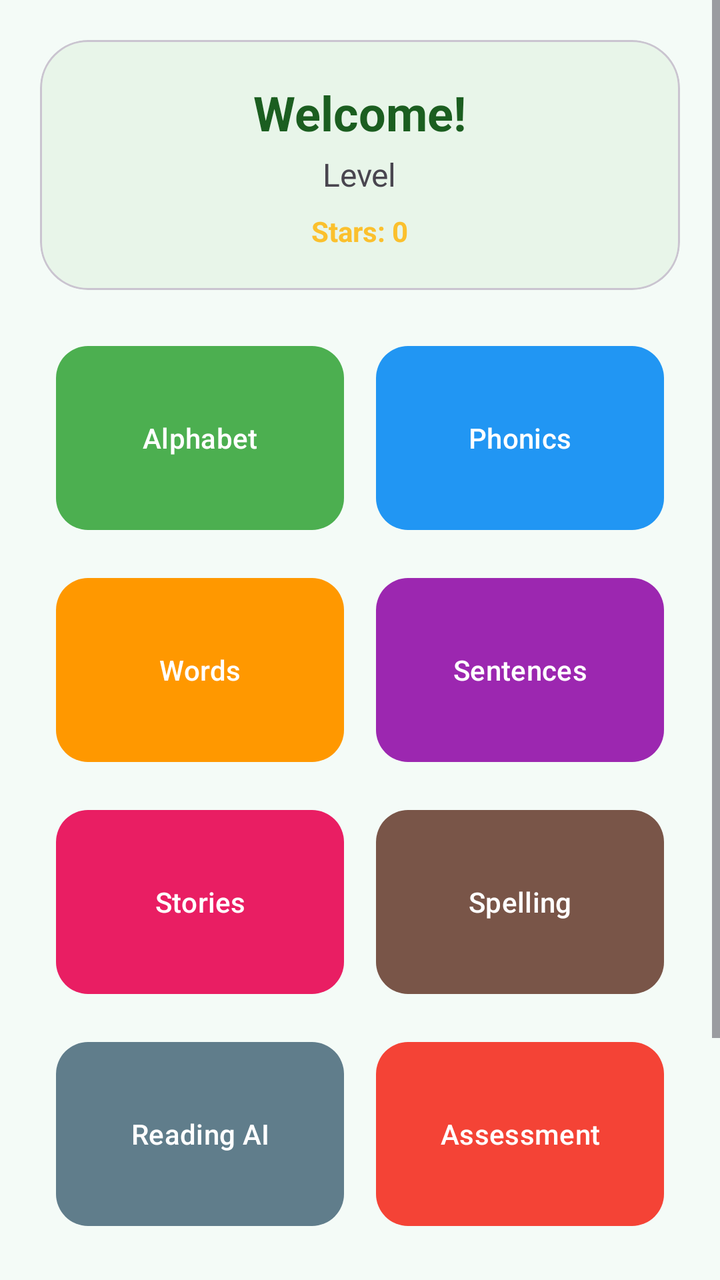
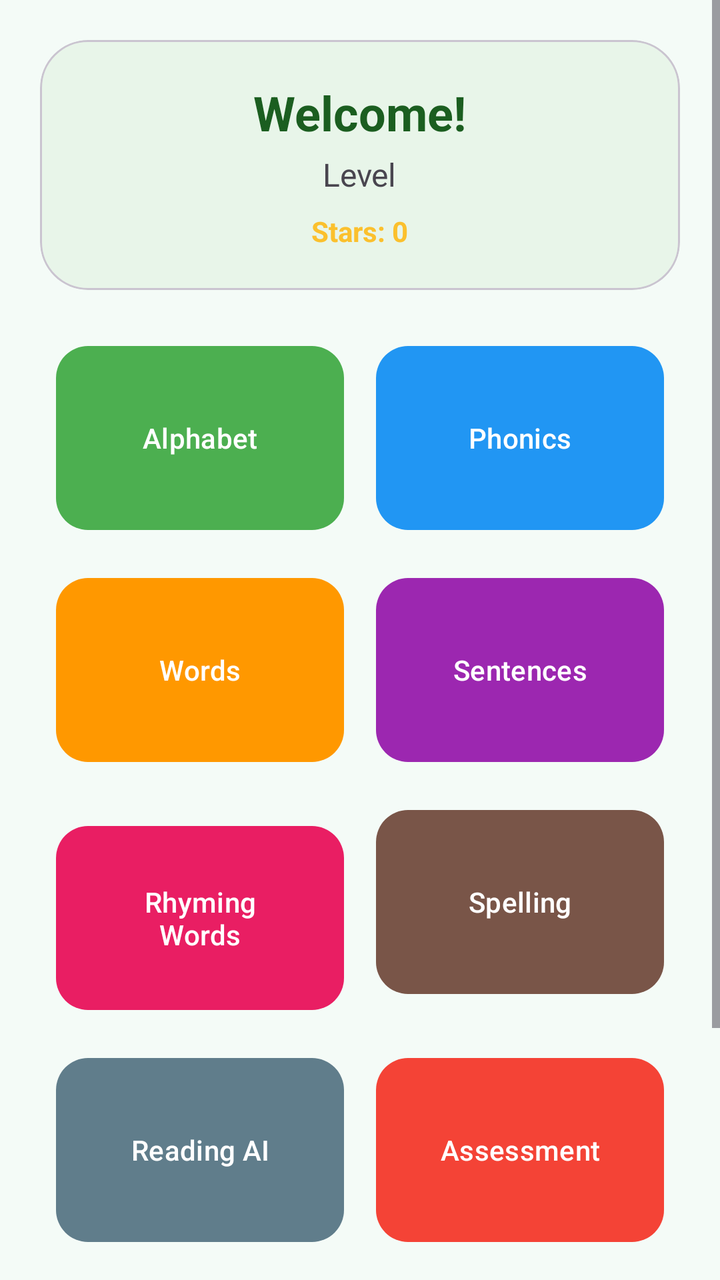

Screens rendered from an Android XML layout before and after an edit, with the pre-edit source and the edit as a unified diff.
<!-- AndroidManifest.xml: application theme Theme.Casanesapps3 -->
<!-- res/layout/activity_student_dashboard.xml -->
<?xml version="1.0" encoding="utf-8"?>
<ScrollView xmlns:android="http://schemas.android.com/apk/res/android"
    xmlns:app="http://schemas.android.com/apk/res-auto"
    android:layout_width="match_parent"
    android:layout_height="match_parent"
    android:fillViewport="true"
    android:background="#F4FBF7">

    <LinearLayout
        android:layout_width="match_parent"
        android:layout_height="wrap_content"
        android:orientation="vertical"
        android:padding="20dp"
        android:gravity="center_horizontal">

        <com.google.android.material.card.MaterialCardView
            android:layout_width="match_parent"
            android:layout_height="wrap_content"
            android:layout_marginBottom="16dp"
            app:cardCornerRadius="24dp"
            app:cardBackgroundColor="#E8F5E9">

            <LinearLayout
                android:layout_width="match_parent"
                android:layout_height="wrap_content"
                android:orientation="vertical"
                android:padding="20dp"
                android:gravity="center">

                <TextView
                    android:id="@+id/tvWelcome"
                    android:layout_width="wrap_content"
                    android:layout_height="wrap_content"
                    android:text="Welcome!"
                    android:textSize="24sp"
                    android:textStyle="bold"
                    android:textColor="#1B5E20"/>

                <TextView
                    android:id="@+id/tvGrade"
                    android:layout_width="wrap_content"
                    android:layout_height="wrap_content"
                    android:text="Level"
                    android:textSize="16sp"
                    android:layout_marginTop="4dp"/>

                <TextView
                    android:id="@+id/tvStars"
                    android:layout_width="wrap_content"
                    android:layout_height="wrap_content"
                    android:text="Stars: 0"
                    android:textStyle="bold"
                    android:textColor="#FBC02D"
                    android:layout_marginTop="8dp"/>
            </LinearLayout>
        </com.google.android.material.card.MaterialCardView>

        <GridLayout
            android:layout_width="match_parent"
            android:layout_height="wrap_content"
            android:columnCount="2"
            android:alignmentMode="alignMargins">

            <com.google.android.material.button.MaterialButton
                android:id="@+id/btnAlphabet"
                android:layout_width="0dp"
                android:layout_height="100dp"
                android:layout_columnWeight="1"
                android:layout_margin="8dp"
                android:text="Alphabet"
                app:backgroundTint="#4CAF50"
                app:cornerRadius="16dp"/>

            <com.google.android.material.button.MaterialButton
                android:id="@+id/btnPhonics"
                android:layout_width="0dp"
                android:layout_height="100dp"
                android:layout_columnWeight="1"
                android:layout_margin="8dp"
                android:text="Phonics"
                app:backgroundTint="#2196F3"
                app:cornerRadius="16dp"/>

            <com.google.android.material.button.MaterialButton
                android:id="@+id/btnWords"
                android:layout_width="0dp"
                android:layout_height="100dp"
                android:layout_columnWeight="1"
                android:layout_margin="8dp"
                android:text="Words"
                app:backgroundTint="#FF9800"
                app:cornerRadius="16dp"/>

            <com.google.android.material.button.MaterialButton
                android:id="@+id/btnSentences"
                android:layout_width="0dp"
                android:layout_height="100dp"
                android:layout_columnWeight="1"
                android:layout_margin="8dp"
                android:text="Sentences"
                app:backgroundTint="#9C27B0"
                app:cornerRadius="16dp"/>

            <com.google.android.material.button.MaterialButton
                android:id="@+id/btnStories"
                android:layout_width="0dp"
                android:layout_height="100dp"
                android:layout_columnWeight="1"
                android:layout_margin="8dp"
                android:text="Stories"
                app:backgroundTint="#E91E63"
                app:cornerRadius="16dp"/>

            <com.google.android.material.button.MaterialButton
                android:id="@+id/btnSpelling"
                android:layout_width="0dp"
                android:layout_height="100dp"
                android:layout_columnWeight="1"
                android:layout_margin="8dp"
                android:text="Spelling"
                app:backgroundTint="#795548"
                app:cornerRadius="16dp"/>

            <com.google.android.material.button.MaterialButton
                android:id="@+id/btnReadingAI"
                android:layout_width="0dp"
                android:layout_height="100dp"
                android:layout_columnWeight="1"
                android:layout_margin="8dp"
                android:text="Reading AI"
                app:backgroundTint="#607D8B"
                app:cornerRadius="16dp"/>

            <com.google.android.material.button.MaterialButton
                android:id="@+id/btnAssessment"
                android:layout_width="0dp"
                android:layout_height="100dp"
                android:layout_columnWeight="1"
                android:layout_margin="8dp"
                android:text="Assessment"
                app:backgroundTint="#F44336"
                app:cornerRadius="16dp"/>

        </GridLayout>

        <com.google.android.material.button.MaterialButton
            android:id="@+id/btnProfile"
            android:layout_width="match_parent"
            android:layout_height="60dp"
            android:layout_marginTop="16dp"
            android:text="My Profile"
            app:backgroundTint="#3F51B5"
            app:cornerRadius="16dp"/>

        <Button
            android:id="@+id/btnLogout"
            android:layout_width="wrap_content"
            android:layout_height="wrap_content"
            android:layout_marginTop="20dp"
            android:text="Logout"
            style="?android:attr/borderlessButtonStyle"
            android:textColor="#D32F2F"/>

    </LinearLayout>
</ScrollView>
<!-- resources referenced by this layout -->
<resources>
  <style name="Theme.Casanesapps3" parent="Base.Theme.Casanesapps3" />
  <style name="Base.Theme.Casanesapps3" parent="Theme.Material3.DayNight.NoActionBar">
          
          <item name="colorPrimary">@color/primary</item>
          <item name="colorPrimaryVariant">@color/primary_dark</item>
          <item name="colorSecondary">@color/accent</item>
          <item name="android:windowBackground">@color/background</item>
          <item name="android:statusBarColor">@color/primary_dark</item>
      </style>
  <color name="primary">#2E7D32</color>
  <color name="primary_dark">#1B5E20</color>
  <color name="accent">#FBC02D</color>
  <color name="background">#E8F5E9</color>
</resources>

<!-- the commit's change to res/layout/activity_student_dashboard.xml (unified diff, before → after) -->
@@ -107,7 +107,7 @@
                 android:layout_height="100dp"
                 android:layout_columnWeight="1"
                 android:layout_margin="8dp"
-                android:text="Stories"
+                android:text="Rhyming Words"
                 app:backgroundTint="#E91E63"
                 app:cornerRadius="16dp"/>
 
